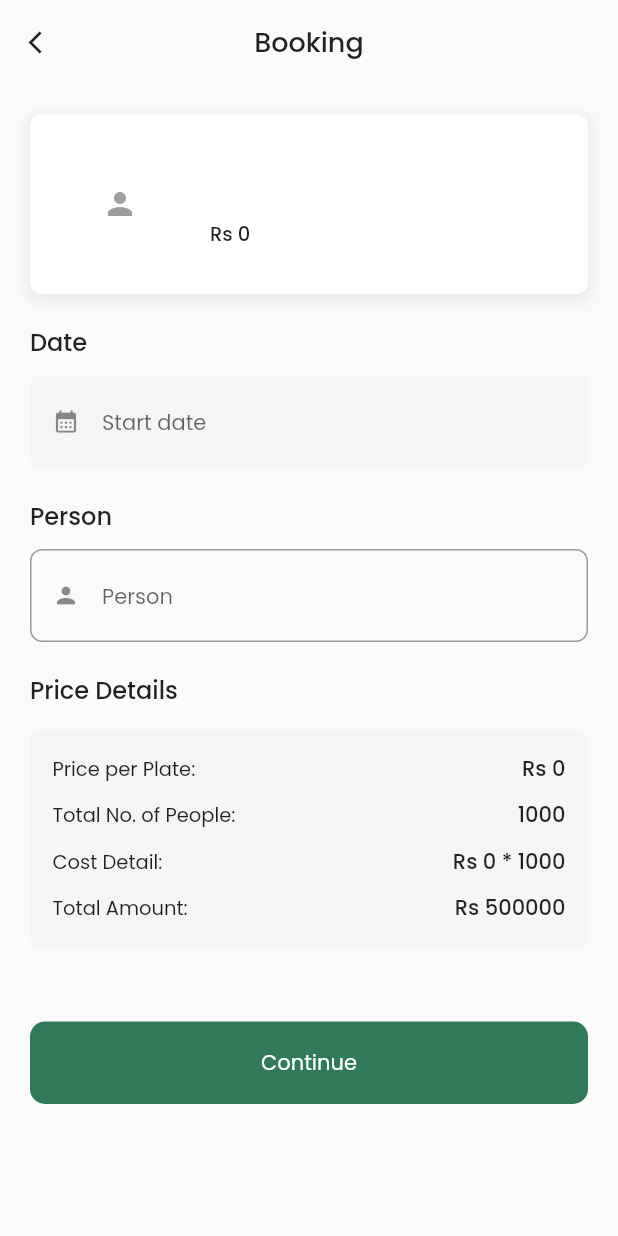
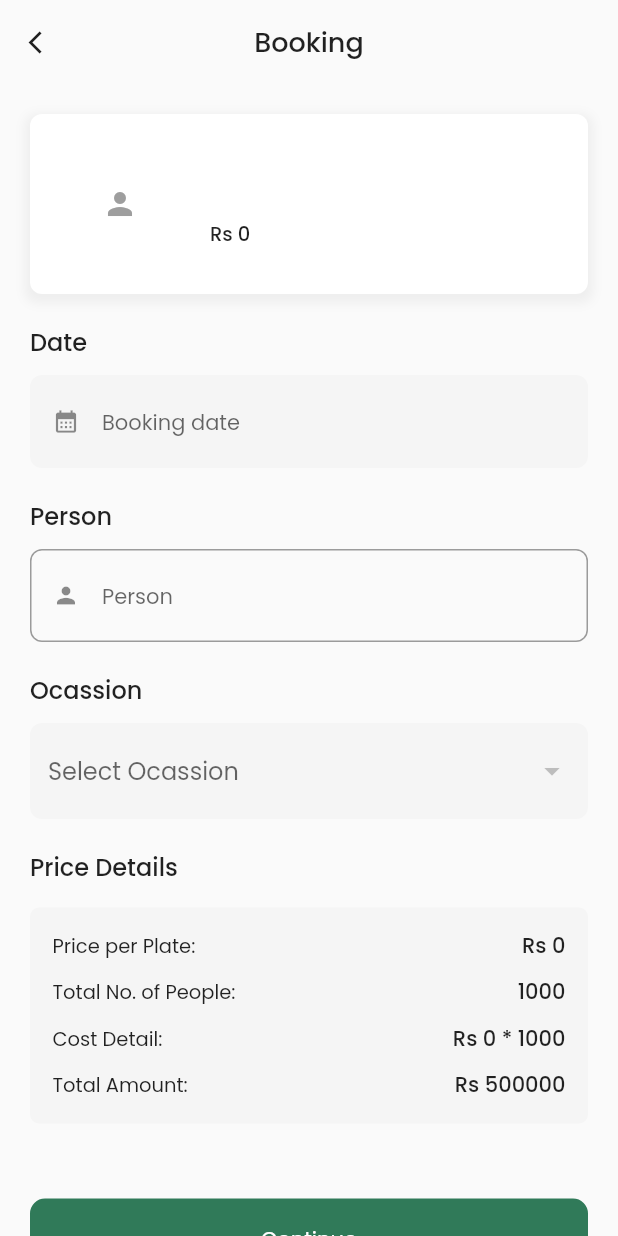
Before and after one commit to lgic-project/venue-match, a Flutter app: the BookingScreen screen opened directly with empty values, on a phone screen of 412 x 824 dp. Run offline on Flutter 3.47's test engine with Material 2 defaults, Android fonts, the phone set to English and light mode, and no system bars; drawn by our look-alikes of cached_network_image; our stand-ins replace get, google_fonts, lottie, shared_preferences; accounts and stored records are empty; network calls fail.

Commit message:
solving : errors

```diff
--- a/lib/constant.dart
+++ b/lib/constant.dart
@@ -5,6 +5,7 @@ import 'package:get/get_navigation/get_navigation.dart';
 const Color primaryColor = Color(0xff307A59);
 const Color secondary = Color.fromARGB(255, 225, 163, 17);
 const Color lightColor = Color(0xffF5F5F5);
+
 final appHeight = Get.height;
 final appWidth = Get.width;
 
--- a/lib/modules/auth/login_screen.dart
+++ b/lib/modules/auth/login_screen.dart
@@ -3,15 +3,16 @@
 import 'package:flutter/material.dart';
 import 'package:get/get.dart';
 import 'package:my_first_app/constant.dart';
+import 'package:my_first_app/data/controller/auth/login_controller.dart';
 import 'package:my_first_app/modules/auth/sign_up_screen.dart';
 import 'package:my_first_app/widgets/custom_button.dart';
 import 'package:my_first_app/widgets/custom_text_field.dart';
 
-import '../../data/controller/auth/login_controller.dart';
-
 class LoginScreen extends StatelessWidget {
   double screenHeight = 0;
   double screenWidth = 0;
+
+  LoginScreen({super.key});
 
   @override
   Widget build(BuildContext context) {
--- a/lib/modules/booking/booking_screen.dart
+++ b/lib/modules/booking/booking_screen.dart
@@ -1,11 +1,14 @@
 import 'package:flutter/material.dart';
+import 'package:get/get_state_manager/src/simple/get_state.dart';
 import 'package:google_fonts/google_fonts.dart';
 import 'package:my_first_app/constant.dart';
+import 'package:my_first_app/data/controller/booking/booking_controller.dart';
+import 'package:my_first_app/data/controller/category/category_controller.dart';
 import 'package:my_first_app/widgets/custom_app_bar_widget.dart';
 
 import '../../data/model/venue_model.dart';
 import '../../widgets/custom_button.dart';
-import '../../widgets/custom_text_field.dart';
+import '../../widgets/custom_text_form_field.dart';
 import '../single_category/widgets/custom_venue_item_by_category_widget.dart';
 
 class BookingScreen extends StatelessWidget {
@@ -20,7 +23,8 @@ class BookingScreen extends StatelessWidget {
   Widget build(BuildContext context) {
     return Scaffold(
         appBar: const CustomAppBarWidget(title: 'Booking'),
-        body: SingleChildScrollView(
+        body: GetBuilder<BookingController>(builder: (_) {
+          return SingleChildScrollView(
             padding: const EdgeInsets.all(20),
             physics: const BouncingScrollPhysics(),
             child: Column(
@@ -36,12 +40,14 @@ class BookingScreen extends StatelessWidget {
                   ),
                 ),
                 const SizedBox(height: 10),
-              CustomTextField(
-                hint: "Start date",
+                CustomTextFormField(
+                  hint: "Booking date",
                   icon: Icons.calendar_month,
-                controller: TextEditingController(),
+                  controller: _.bookingDateController,
                   isFilled: true,
+                  readOnly: true,
                   hasBorder: false,
+                  onTap: () => _.selectBookingDate(context),
                 ),
                 const SizedBox(height: 20),
                 Text(
@@ -52,11 +58,44 @@ class BookingScreen extends StatelessWidget {
                   ),
                 ),
                 const SizedBox(height: 10),
-              CustomTextField(
+                CustomTextFormField(
                   hint: "Person",
                   icon: Icons.person,
-                controller: TextEditingController(),
+                  controller: _.bookingPersonController,
                 ),
+                const SizedBox(height: 20),
+                Text(
+                  "Ocassion",
+                  style: GoogleFonts.poppins(
+                    fontWeight: FontWeight.w500,
+                    fontSize: 16,
+                  ),
+                ),
+                const SizedBox(height: 10),
+                GetBuilder<CategoryController>(builder: (__) {
+                  return DropdownButtonFormField(
+                    hint: const Text('Select Ocassion'),
+                    items: __.categoriesList
+                        .map(
+                          (item) => DropdownMenuItem<String>(
+                            value: item.id.toString(),
+                            child: Text(
+                              item.name ?? '',
+                              style: const TextStyle(fontSize: 14),
+                            ),
+                          ),
+                        )
+                        .toList(),
+                    onChanged: (value) {},
+                    decoration: InputDecoration(
+                      fillColor: lightColor,
+                      filled: true,
+                      border: OutlineInputBorder(
+                          borderRadius: BorderRadius.circular(8),
+                          borderSide: BorderSide.none),
+                    ),
+                  );
+                }),
                 const SizedBox(height: 20),
                 Text(
                   "Price Details",
@@ -159,6 +198,7 @@ class BookingScreen extends StatelessWidget {
                     )),
               ],
             ),
-        ));
+          );
+        }));
   }
 }
--- a/lib/modules/explore/explore_screen.dart
+++ b/lib/modules/explore/explore_screen.dart
@@ -1,17 +1,13 @@
 import 'package:flutter/material.dart';
 import 'package:get/get_state_manager/src/simple/get_state.dart';
 import 'package:google_fonts/google_fonts.dart';
+import 'package:my_first_app/data/controller/category/category_controller.dart';
+import 'package:my_first_app/data/controller/venue/venue_controller.dart';
 import 'package:my_first_app/modules/explore/widgets/category_tile.dart';
 import 'package:my_first_app/modules/explore/widgets/custom_venue_item_widget.dart';
-import '../../data/controller/category/category_controller.dart';
-import '../../data/controller/venue/venue_controller.dart';
-import '../../data/model/destination.dart';
 
 class ExploreScreen extends StatelessWidget {
-  ExploreScreen({super.key});
-
-  double screenHeight = 0;
-  double screenWidth = 0;
+  const ExploreScreen({super.key});
 
   @override
   Widget build(BuildContext context) {
--- a/lib/widgets/custom_text_field.dart
+++ b/lib/widgets/custom_text_field.dart
@@ -7,6 +7,7 @@ class CustomTextField extends StatelessWidget {
   String hint;
   TextEditingController controller;
   bool? hasBorder, isFilled;
+  bool readOnly;
 
   CustomTextField(
       {super.key,
@@ -14,11 +15,13 @@ class CustomTextField extends StatelessWidget {
       required this.icon,
       this.hasBorder = true,
       this.isFilled = false,
+      this.readOnly = false,
       required this.controller});
   @override
   Widget build(BuildContext context) {
     return TextField(
       controller: controller,
+      readOnly: readOnly,
       decoration: InputDecoration(
         hintText: hint,
         hintStyle: const TextStyle(
```
Lines whose indentation alone changed are shown as unchanged.
